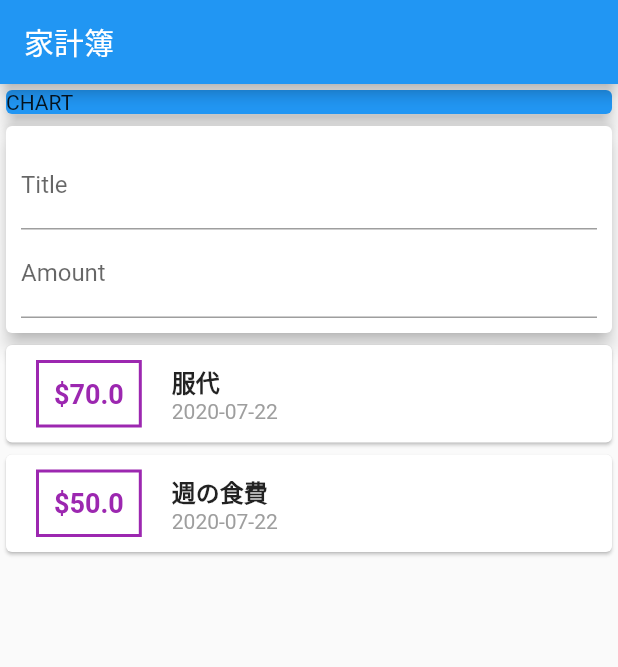
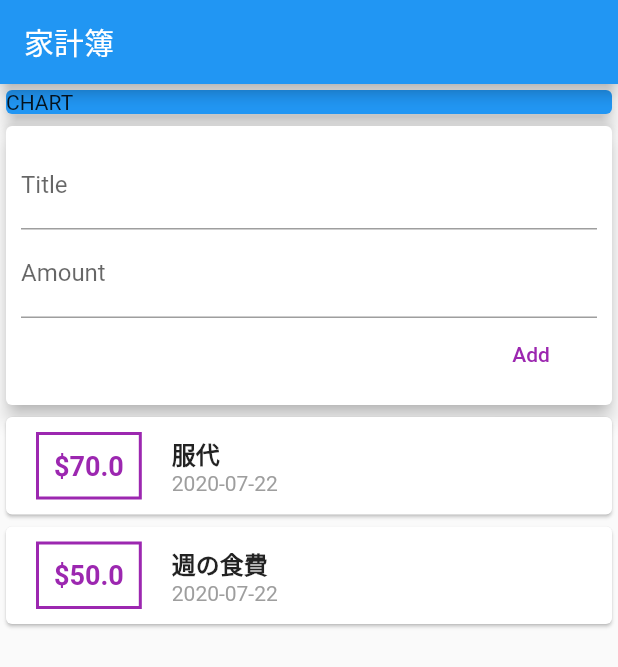
Before and after one commit to YuikoIto/Household, a Flutter app: the screen it shows after launch, on a phone screen of 412 x 824 dp. Shown: the top 667 px of the screen. Run offline on Flutter 3.47's test engine with Material 2 defaults, Android fonts, the phone set to English and light mode, and no system bars.

Commit message:
make field style better

```diff
--- a/lib/main.dart
+++ b/lib/main.dart
@@ -58,12 +58,18 @@ class MyHomePage extends StatelessWidget {
             child: Container(
               padding: EdgeInsets.all(10),
               child: Column(
+                crossAxisAlignment: CrossAxisAlignment.end,
                 children: <Widget>[
                   TextField(
                     decoration: InputDecoration(labelText: 'Title'),
                   ),
                   TextField(
                     decoration: InputDecoration(labelText: 'Amount'),
+                  ),
+                  FlatButton(
+                    child: Text('Add'),
+                    textColor: Colors.purple,
+                    onPressed: () {},
                   ),
                 ],
               ),
```
